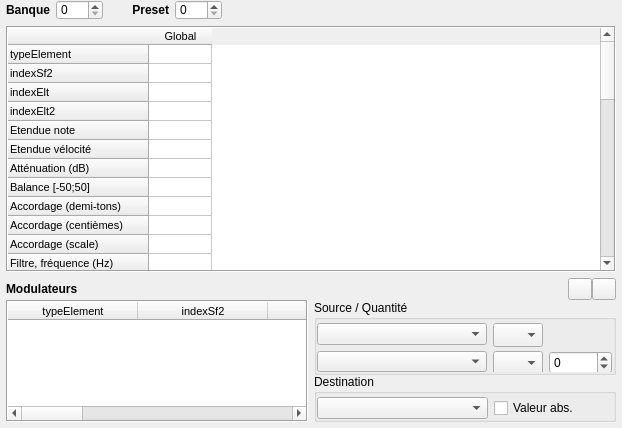
Old version of the form trunk/pages/page_prst.ui in the repository davy7125/polyphone.
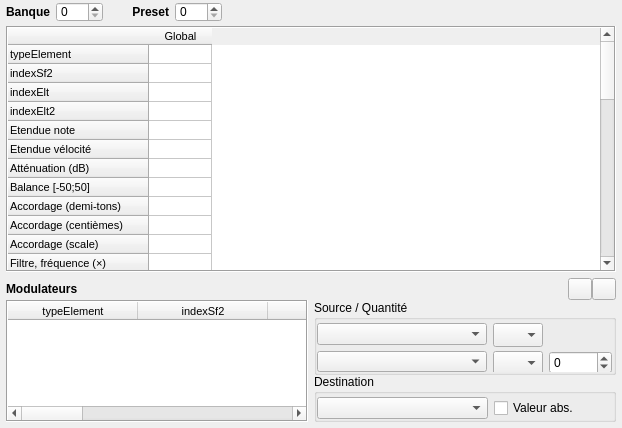
New version of the form. Icons and pictures are not drawn. Custom widgets are drawn as their Qt base class.

Commit message:
added: - division duplication for presets - release maker for instruments
fixed:
- parameter limits for presets

refactored:
- configuration system (using QSettings)
- save / load of sf2 file (no fopen anymore)

What changed in the file:
```diff
--- a/trunk/pages/page_prst.ui
+++ b/trunk/pages/page_prst.ui
@@ -35,10 +35,10 @@
       <number>6</number>
      </property>
      <property name="topMargin">
-      <number>0</number>
+      <number>2</number>
      </property>
      <property name="bottomMargin">
-      <number>6</number>
+      <number>4</number>
      </property>
      <item>
       <widget class="QLabel" name="label_2">
@@ -255,7 +255,7 @@
      </row>
      <row>
       <property name="text">
-       <string>Filtre, fréquence (Hz)</string>
+       <string>Filtre, fréquence (×)</string>
       </property>
       <property name="font">
        <font>
@@ -271,22 +271,22 @@
      </row>
      <row>
       <property name="text">
-       <string>Vol env delay (s)</string>
+       <string>Vol env delay (×)</string>
       </property>
      </row>
      <row>
       <property name="text">
-       <string>Vol env attack (s)</string>
+       <string>Vol env attack (×)</string>
       </property>
      </row>
      <row>
       <property name="text">
-       <string>Vol env hold (s)</string>
+       <string>Vol env hold (×)</string>
       </property>
      </row>
      <row>
       <property name="text">
-       <string>Vol env decay (s)</string>
+       <string>Vol env decay (×)</string>
       </property>
      </row>
      <row>
@@ -296,7 +296,7 @@
      </row>
      <row>
       <property name="text">
-       <string>Vol env release (s)</string>
+       <string>Vol env release (×)</string>
       </property>
      </row>
      <row>
@@ -311,22 +311,22 @@
      </row>
      <row>
       <property name="text">
-       <string>Mod env delay (s)</string>
+       <string>Mod env delay (×)</string>
       </property>
      </row>
      <row>
       <property name="text">
-       <string>Mod env attack (s)</string>
+       <string>Mod env attack (×)</string>
       </property>
      </row>
      <row>
       <property name="text">
-       <string>Mod env hold (s)</string>
+       <string>Mod env hold (×)</string>
       </property>
      </row>
      <row>
       <property name="text">
-       <string>Mod env decay (s)</string>
+       <string>Mod env decay (×)</string>
       </property>
      </row>
      <row>
@@ -336,7 +336,7 @@
      </row>
      <row>
       <property name="text">
-       <string>Mod env release (s)</string>
+       <string>Mod env release (×)</string>
       </property>
      </row>
      <row>
@@ -361,12 +361,12 @@
      </row>
      <row>
       <property name="text">
-       <string>Mod LFO delay (s)</string>
+       <string>Mod LFO delay (×)</string>
       </property>
      </row>
      <row>
       <property name="text">
-       <string>Mod LFO freq (Hz)</string>
+       <string>Mod LFO freq (×)</string>
       </property>
      </row>
      <row>
@@ -386,12 +386,12 @@
      </row>
      <row>
       <property name="text">
-       <string>Vib LFO delay (s)</string>
+       <string>Vib LFO delay (×)</string>
       </property>
      </row>
      <row>
       <property name="text">
-       <string>Vib LFO freq (Hz)</string>
+       <string>Vib LFO freq (×)</string>
       </property>
      </row>
      <row>
```
The commit also changes 33 other files.
